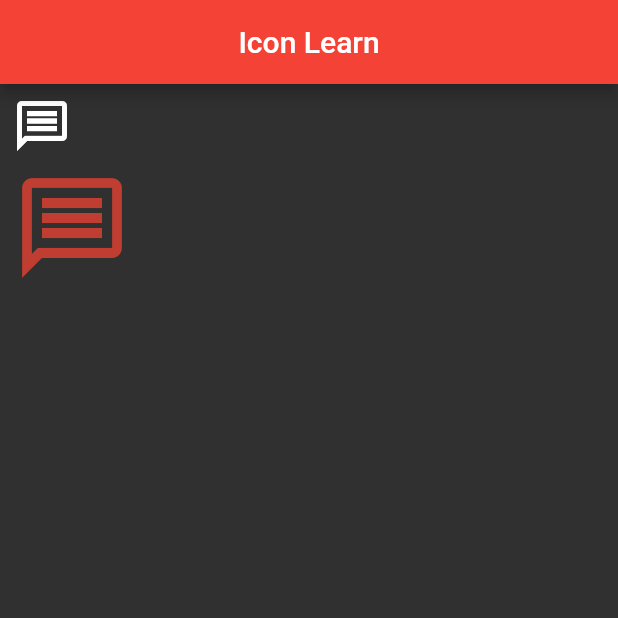
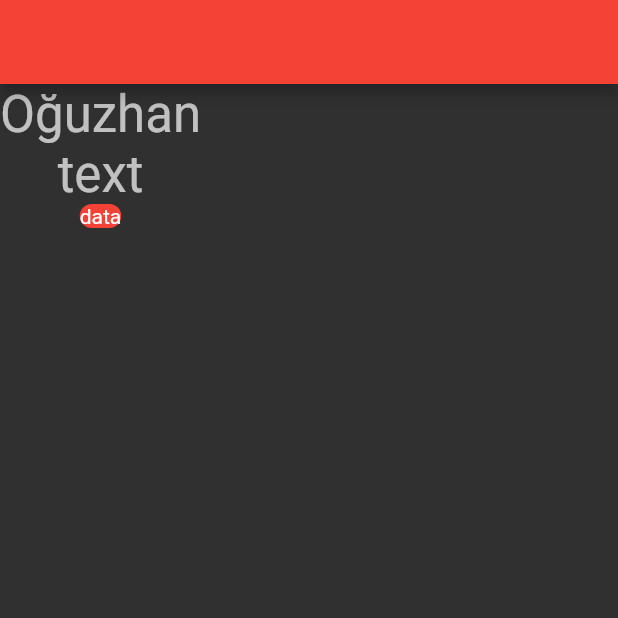
Before and after one commit to ylmzoguzhan/flutter_learn, a Flutter app: the screen it shows after launch, on a phone screen of 412 x 824 dp, the top half of it. Run offline on Flutter 3.47's test engine with Material 2 defaults, Android fonts, the phone set to English and light mode, and no system bars.

Commit message:
stateless widget

```diff
--- /dev/null
+++ b/lib/101/stateless_learn.dart
@@ -0,0 +1,46 @@
+import 'package:flutter/material.dart';
+
+class StatelessLearn extends StatelessWidget {
+  const StatelessLearn({Key? key}) : super(key: key);
+
+  @override
+  Widget build(BuildContext context) {
+    return Scaffold(
+      appBar: AppBar(),
+      body: Column(
+        children: const [
+          TitleTextWidget(text: 'Oğuzhan'),
+          TitleTextWidget(text: 'text'),
+          _CustomContainer()
+        ],
+      ),
+    );
+  }
+}
+
+class _CustomContainer extends StatelessWidget {
+  const _CustomContainer({
+    Key? key,
+  }) : super(key: key);
+
+  @override
+  Widget build(BuildContext context) {
+    return Container(
+      decoration: BoxDecoration(
+          borderRadius: BorderRadius.circular(20), color: Colors.red),
+      child: const Text('data'),
+    );
+  }
+}
+
+class TitleTextWidget extends StatelessWidget {
+  const TitleTextWidget({Key? key, required this.text}) : super(key: key);
+  final String text;
+  @override
+  Widget build(BuildContext context) {
+    return Text(
+      text,
+      style: Theme.of(context).textTheme.headline4,
+    );
+  }
+}
--- a/lib/main.dart
+++ b/lib/main.dart
@@ -1,6 +1,5 @@
 import 'package:flutter/material.dart';
-
-import '101/icon_learn.dart';
+import 'package:flutter_full_learn/101/stateless_learn.dart';
 
 void main() {
   runApp(const MyApp());
@@ -18,6 +17,6 @@ class MyApp extends StatelessWidget {
         theme: ThemeData.dark().copyWith(
             appBarTheme:
                 const AppBarTheme(centerTitle: true, color: Colors.red)),
-        home: IconLearnView());
+        home: const StatelessLearn());
   }
 }
```
